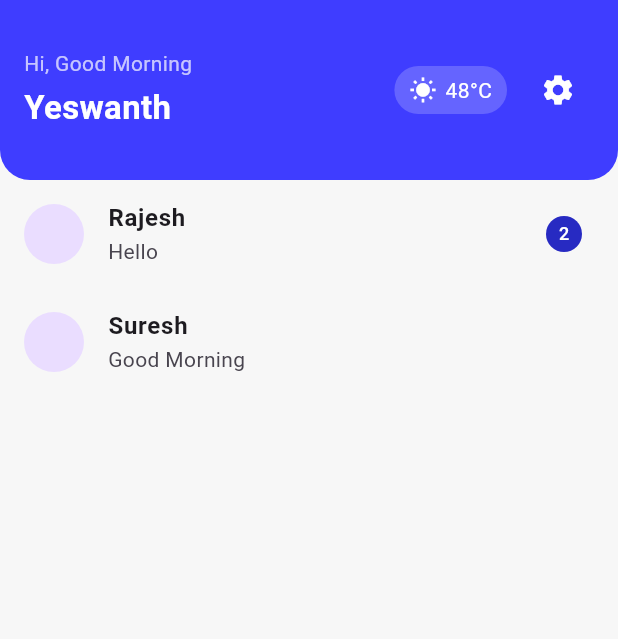
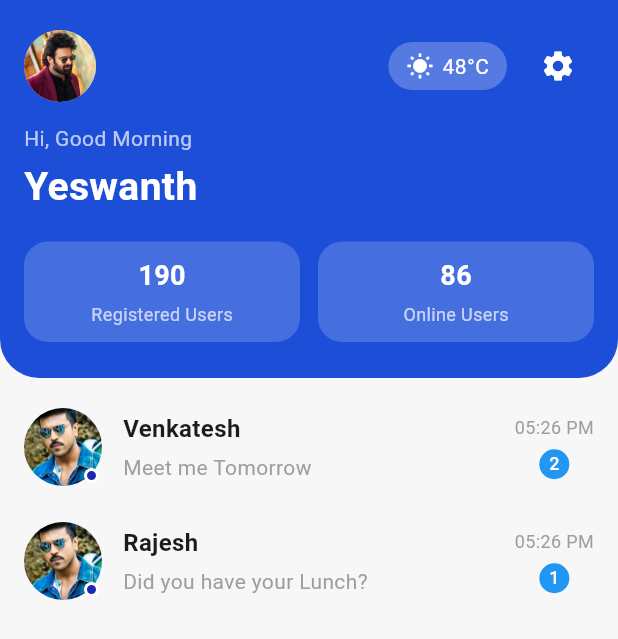
Before and after one commit to yaswanthyash6453/colormoonchat_app, a Flutter app: the HomeScreen screen opened by its route, on a phone screen of 412 x 824 dp. Shown: the top 639 px of the screen. Run offline on Flutter 3.47's test engine with Material 3 defaults, Android fonts, the phone set to English and light mode, and no system bars; our stand-ins replace image_picker, lottie.

Commit message:
Updated full UI flow, home, chat, profile, settings

```diff
--- a/lib/home/home_screen.dart
+++ b/lib/home/home_screen.dart
@@ -1,7 +1,8 @@
 import 'package:flutter/material.dart';
-import 'widgets/chat_tile.dart';
+import '../home/widgets/chat_tile.dart';
 import '../../utils/greeting_utils.dart';
-import '../settings/settings_screen.dart';
+import '../chat/chat_screen.dart';
+import '../profile/profile_screen.dart';
 
 class HomeScreen extends StatelessWidget {
   final String userName;
@@ -14,57 +15,54 @@ class HomeScreen extends StatelessWidget {
 
     return Scaffold(
       backgroundColor: const Color(0xFFF7F7F7),
-      body: SafeArea(
-        child: Column(
+      body: Column(
         children: [
-            // 🔵 CUSTOM TOP BAR
+          // 🔵 TOP HEADER (NO OVERFLOW)
           Container(
-              height: 120,
-              padding: const EdgeInsets.symmetric(horizontal: 16, vertical: 20),
+            padding: const EdgeInsets.fromLTRB(16, 20, 16, 24),
             decoration: const BoxDecoration(
-                color: Color(0xFF3F3DFF),
+              color: Color(0xFF1C4ED8),
               borderRadius: BorderRadius.only(
-                  bottomLeft: Radius.circular(20),
-                  bottomRight: Radius.circular(20),
+                bottomLeft: Radius.circular(26),
+                bottomRight: Radius.circular(26),
               ),
             ),
-              child: Row(
-                crossAxisAlignment: CrossAxisAlignment.center,
-                children: [
-                  // 👤 USER + GREETING
-                  Expanded(
+            child: SafeArea(
+              bottom: false,
               child: Column(
                 crossAxisAlignment: CrossAxisAlignment.start,
-                      mainAxisAlignment: MainAxisAlignment.center,
+                mainAxisSize: MainAxisSize.min,
                 children: [
-                        Text(
-                          "Hi, $greeting",
-                          style: const TextStyle(
-                            color: Colors.white70,
-                            fontSize: 14,
+                  // 🔝 TOP ROW
+                  Row(
+                    children: [
+                      GestureDetector(
+                        onTap: () {
+                          Navigator.push(
+                            context,
+                            MaterialPageRoute(
+                              builder: (_) => const ProfileScreen(),
                             ),
+                          );
+                        },
+                        child: const CircleAvatar(
+                          radius: 24,
+                          backgroundImage: AssetImage(
+                            "assets/images/profile.png",
                           ),
-                        const SizedBox(height: 4),
-                        Text(
-                          userName, // 🔥 dynamic username
-                          style: const TextStyle(
-                            color: Colors.white,
-                            fontSize: 22,
-                            fontWeight: FontWeight.bold,
-                          ),
-                        ),
-                      ],
                         ),
                       ),
 
-                  // 🌡️ TEMPERATURE
+                      const Spacer(),
+
+                      // 🌡 TEMPERATURE
                       Container(
                         padding: const EdgeInsets.symmetric(
-                      horizontal: 10,
+                          horizontal: 12,
                           vertical: 6,
                         ),
                         decoration: BoxDecoration(
-                      color: Colors.white.withOpacity(0.2),
+                          color: Colors.white.withOpacity(0.25),
                           borderRadius: BorderRadius.circular(20),
                         ),
                         child: const Row(
@@ -78,14 +76,102 @@ class HomeScreen extends StatelessWidget {
 
                       const SizedBox(width: 10),
 
-                  // ⚙️ SETTINGS ICON
+                      // ⚙ SETTINGS
                       IconButton(
                         icon: const Icon(Icons.settings, color: Colors.white),
                         onPressed: () {
+                          Navigator.pushNamed(context, '/settings');
+                        },
+                      ),
+                    ],
+                  ),
+
+                  const SizedBox(height: 14),
+
+                  // 👋 GREETING
+                  Text(
+                    "Hi, $greeting",
+                    style: const TextStyle(color: Colors.white70, fontSize: 14),
+                  ),
+
+                  const SizedBox(height: 4),
+
+                  // 👤 USER NAME
+                  Text(
+                    userName,
+                    style: const TextStyle(
+                      color: Colors.white,
+                      fontSize: 26,
+                      fontWeight: FontWeight.bold,
+                    ),
+                  ),
+
+                  const SizedBox(height: 18),
+
+                  // 👥 USER COUNTS
+                  Row(
+                    children: const [
+                      Expanded(
+                        child: _UserCountCard(
+                          title: "Registered Users",
+                          count: "190",
+                        ),
+                      ),
+                      SizedBox(width: 12),
+                      Expanded(
+                        child: _UserCountCard(
+                          title: "Online Users",
+                          count: "86",
+                        ),
+                      ),
+                    ],
+                  ),
+                ],
+              ),
+            ),
+          ),
+
+          // 🧾 CHAT LIST
+          Expanded(
+            child: ListView(
+              padding: const EdgeInsets.only(top: 8),
+              children: [
+                ChatTile(
+                  name: "Venkatesh",
+                  message: "Meet me Tomorrow",
+                  time: "05:26 PM",
+                  unread: 2,
+                  online: true,
+                  onTap: () {
                     Navigator.push(
                       context,
                       MaterialPageRoute(
-                          builder: (_) => const SettingsScreen(),
+                        builder:
+                            (_) => const ChatScreen(
+                              userName: "Venkatesh",
+                              profileImage:
+                                  "assets/images/profile.png", // ✅ fixed
+                            ),
+                      ),
+                    );
+                  },
+                ),
+
+                ChatTile(
+                  name: "Rajesh",
+                  message: "Did you have your Lunch?",
+                  time: "05:26 PM",
+                  unread: 1,
+                  online: true,
+                  onTap: () {
+                    Navigator.push(
+                      context,
+                      MaterialPageRoute(
+                        builder:
+                            (_) => const ChatScreen(
+                              userName: "Rajesh",
+                              profileImage: "assets/images/pk.png", // ✅ exists
+                            ),
                       ),
                     );
                   },
@@ -93,19 +179,45 @@ class HomeScreen extends StatelessWidget {
               ],
             ),
           ),
-
-            // 🧾 CHAT LIST
-            Expanded(
-              child: ListView(
-                children: const [
-                  ChatTile(name: "Rajesh", message: "Hello", unread: 2),
-                  ChatTile(name: "Suresh", message: "Good Morning", unread: 0),
         ],
-              ),
-            ),
-          ],
-        ),
       ),
     );
   }
 }
+
+// 🟢 USER COUNT CARD (SAFE SIZE)
+class _UserCountCard extends StatelessWidget {
+  final String title;
+  final String count;
+
+  const _UserCountCard({required this.title, required this.count});
+
+  @override
+  Widget build(BuildContext context) {
+    return Container(
+      padding: const EdgeInsets.symmetric(vertical: 10),
+      decoration: BoxDecoration(
+        color: Colors.white.withOpacity(0.18),
+        borderRadius: BorderRadius.circular(16),
+      ),
+      child: Column(
+        mainAxisSize: MainAxisSize.min,
+        children: [
+          Text(
+            count,
+            style: const TextStyle(
+              color: Colors.white,
+              fontSize: 18,
+              fontWeight: FontWeight.bold,
+            ),
+          ),
+          const SizedBox(height: 4),
+          Text(
+            title,
+            style: const TextStyle(color: Colors.white70, fontSize: 12),
+          ),
+        ],
+      ),
+    );
+  }
+}
--- a/lib/home/widgets/chat_tile.dart
+++ b/lib/home/widgets/chat_tile.dart
@@ -3,32 +3,101 @@ import 'package:flutter/material.dart';
 class ChatTile extends StatelessWidget {
   final String name;
   final String message;
+  final String time;
   final int unread;
+  final bool online;
+  final VoidCallback? onTap; // ✅ ADD THIS
 
   const ChatTile({
     super.key,
     required this.name,
     required this.message,
+    required this.time,
     required this.unread,
+    required this.online,
+    this.onTap, // ✅ ADD THIS
   });
 
   @override
   Widget build(BuildContext context) {
-    return ListTile(
-      leading: const CircleAvatar(),
-      title: Text(name, style: const TextStyle(fontWeight: FontWeight.bold)),
-      subtitle: Text(message),
-      trailing:
-          unread > 0
-              ? CircleAvatar(
-                radius: 12,
-                backgroundColor: const Color.fromARGB(255, 39, 42, 194),
-                child: Text(
-                  unread.toString(),
-                  style: const TextStyle(color: Colors.white, fontSize: 12),
+    return InkWell(
+      onTap: onTap, // ✅ TAP HANDLER
+      child: Padding(
+        padding: const EdgeInsets.symmetric(horizontal: 16, vertical: 12),
+        child: Row(
+          children: [
+            // 👤 PROFILE + ONLINE DOT
+            Stack(
+              children: [
+                const CircleAvatar(
+                  radius: 26,
+                  backgroundImage: AssetImage("assets/images/ram.png"),
                 ),
-              )
-              : null,
+                if (online)
+                  Positioned(
+                    bottom: 2,
+                    right: 2,
+                    child: Container(
+                      width: 10,
+                      height: 10,
+                      decoration: BoxDecoration(
+                        color: const Color.fromARGB(255, 30, 38, 182),
+                        shape: BoxShape.circle,
+                        border: Border.all(color: Colors.white, width: 2),
+                      ),
+                    ),
+                  ),
+              ],
+            ),
+
+            const SizedBox(width: 14),
+
+            // 💬 NAME + MESSAGE
+            Expanded(
+              child: Column(
+                crossAxisAlignment: CrossAxisAlignment.start,
+                children: [
+                  Text(
+                    name,
+                    style: const TextStyle(
+                      fontSize: 16,
+                      fontWeight: FontWeight.bold,
+                    ),
+                  ),
+                  const SizedBox(height: 4),
+                  Text(
+                    message,
+                    style: const TextStyle(fontSize: 14, color: Colors.grey),
+                    overflow: TextOverflow.ellipsis,
+                  ),
+                ],
+              ),
+            ),
+
+            const SizedBox(width: 8),
+
+            // ⏰ TIME + UNREAD
+            Column(
+              children: [
+                Text(
+                  time,
+                  style: const TextStyle(fontSize: 12, color: Colors.grey),
+                ),
+                const SizedBox(height: 6),
+                if (unread > 0)
+                  CircleAvatar(
+                    radius: 10,
+                    backgroundColor: Colors.blue,
+                    child: Text(
+                      unread.toString(),
+                      style: const TextStyle(color: Colors.white, fontSize: 12),
+                    ),
+                  ),
+              ],
+            ),
+          ],
+        ),
+      ),
     );
   }
 }
```
Also changed, not shown: lib/chat/chat_screen.dart (added, +182 -0 lines), lib/profile/profile_screen.dart (added, +140 -0 lines), assets/images/pk.png (added), assets/images/profile.png (added), assets/images/ram.png (added). Lines whose indentation alone changed are shown as unchanged.
